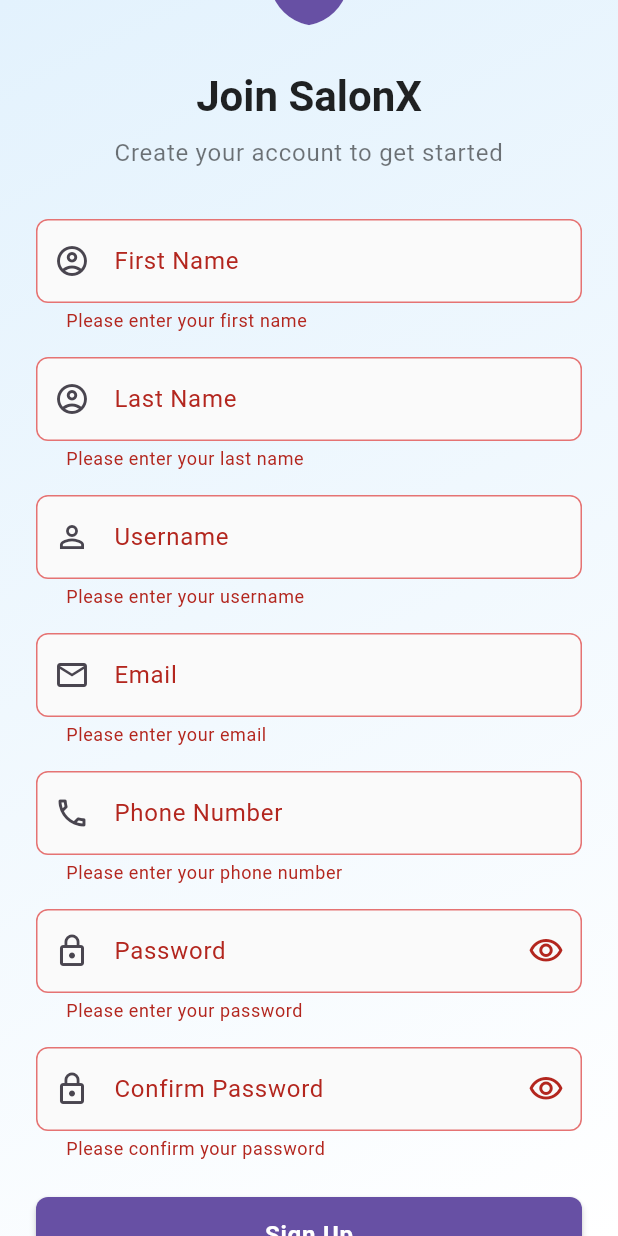
After one commit to James-Edward-Ntigwimbugwa/salon_queue_and_service_flutter_app, a Flutter app: the RegisterScreen screen opened by its route, scrolled down 66 dp, after a tap on "Sign Up", on a phone screen of 412 x 824 dp. The commit adds this screen. Run offline on Flutter 3.47's test engine with Material 3 defaults, Android fonts, the phone set to English and light mode, and no system bars; our stand-ins replace device_preview, dio; accounts and stored records are empty.

Commit message:
second commit

```diff
--- a/lib/core/constants.dart
+++ b/lib/core/constants.dart
@@ -1,6 +1,6 @@
 class AppConstants {
   // Base URL for API
-  static const String baseUrl = "https://api.example.com";
+  static const String baseUrl = "http://localhost:8000";
 
   // Authentication Endpoints
   static const String login = "/api/accounts/login/";
@@ -20,7 +20,8 @@
 
   // Notifications Endpoints
   static const String notifications = "/api/notifications/";
-  static const String notificationPreferences = "/api/notifications/preferences/";
+  static const String notificationPreferences =
+      "/api/notifications/preferences/";
 
   // Payments Endpoints
   static const String payments = "/api/payments/";
--- a/lib/data/models/user.dart
+++ b/lib/data/models/user.dart
@@ -21,12 +21,7 @@
   }
 
   Map<String, dynamic> toJson() {
-    return {
-      'id': id,
-      'email': email,
-      'full_name': fullName,
-      'token': token,
-    };
+    return {'id': id, 'email': email, 'full_name': fullName, 'token': token};
   }
 
   @override
@@ -34,12 +29,7 @@
     return 'User(id: $id, email: $email, fullName: $fullName)';
   }
 
-  User copyWith({
-    int? id,
-    String? email,
-    String? fullName,
-    String? token,
-  }) {
+  User copyWith({int? id, String? email, String? fullName, String? token}) {
     return User(
       id: id ?? this.id,
       email: email ?? this.email,
--- a/lib/data/services/auth_service.dart
+++ b/lib/data/services/auth_service.dart
@@ -3,7 +3,8 @@
 import '../models/user.dart';
 
 class AuthService {
-  static final Dio _dio = Dio(BaseOptions(
+  static final Dio _dio = Dio(
+    BaseOptions(
       baseUrl: AppConstants.baseUrl,
       connectTimeout: const Duration(seconds: 10),
       receiveTimeout: const Duration(seconds: 10),
@@ -11,12 +12,59 @@
         'Content-Type': 'application/json',
         'Accept': 'application/json',
       },
-  ));
+    ),
+  );
+
+  Future<Map<String, dynamic>> register(
+    String username,
+    String email,
+    String firstName,
+    String lastName,
+    String phoneNumber,
+    String password,
+    String confirmPassword,
+  ) async {
+    try {
+      Object data =  {
+          'username': username,
+          'email': email,
+          'first_name': firstName,
+          'last_name': lastName,
+          'phone_number': phoneNumber,
+          'role': 'customer',
+          'password_confirm': confirmPassword,
+          'password': password,
+        };
+
+      final response = await _dio.post(
+        AppConstants.register,
+        data: data,
+      );
+      final responseData = response.data;
+
+      if (response.statusCode == 201 || response.statusCode == 200) {
+        // Registration successful
+        return {
+          'success': true,
+          'data': responseData,
+          'message': responseData['message'] ?? 'Registration successful',
+        };
+      } else {
+        return {
+          'success': false,
+          'error': responseData['message'] ?? 'Registration failed',
+        };
+      }
+    } catch (e) {
+      return {'success': false, 'error': 'Network error: ${e.toString()}'};
+    }
+  }
 
   // Initialize Dio with interceptors for logging and error handling
   static void initializeDio({String? token}) {
     _dio.interceptors.clear();
-    _dio.interceptors.add(InterceptorsWrapper(
+    _dio.interceptors.add(
+      InterceptorsWrapper(
         onRequest: (options, handler) {
           // Add auth token if available
           if (token != null) {
@@ -32,18 +80,16 @@
           }
           return handler.next(error);
         },
-    ));
+      ),
+    );
   }
 
   // Login user
-  static Future<User> login(String email, String password) async {
+  static Future<User> login(String username, String password) async {
     try {
       final response = await _dio.post(
         AppConstants.login,
-        data: {
-          'email': email,
-          'password': password,
-        },
+        data: {'username': username, 'password': password},
       );
 
       if (response.statusCode == 200 || response.statusCode == 201) {
@@ -60,7 +106,8 @@
       if (e.response?.data != null && e.response?.data['detail'] != null) {
         errorMessage = e.response?.data['detail'];
       } else if (e.type == DioExceptionType.connectionTimeout) {
-        errorMessage = 'Connection timeout. Please check your internet connection.';
+        errorMessage =
+            'Connection timeout. Please check your internet connection.';
       } else if (e.type == DioExceptionType.receiveTimeout) {
         errorMessage = 'Server is not responding. Please try again later.';
       }
--- /dev/null
+++ b/lib/ui/screens/register_screen.dart
@@ -0,0 +1,382 @@
+import 'package:flutter/material.dart';
+import 'package:provider/provider.dart';
+import '../../data/providers/auth_provider.dart';
+import '../widgets/custom_button.dart';
+
+class RegisterScreen extends StatefulWidget {
+  const RegisterScreen({super.key});
+
+  @override
+  State<RegisterScreen> createState() => _RegisterScreenState();
+}
+
+class _RegisterScreenState extends State<RegisterScreen> {
+  final _formKey = GlobalKey<FormState>();
+  final _usernameController = TextEditingController();
+  final _emailController = TextEditingController();
+  final _passwordController = TextEditingController();
+  final _confirmPasswordController = TextEditingController();
+  final _phoneNumberController = TextEditingController();
+  final _firstNameController = TextEditingController();
+  final _lastNameController = TextEditingController();
+
+  bool _obscurePassword = true;
+  bool _obscureConfirmPassword = true;
+
+  @override
+  void dispose() {
+    _usernameController.dispose();
+    _emailController.dispose();
+    _passwordController.dispose();
+    _confirmPasswordController.dispose();
+    _phoneNumberController.dispose();
+    _firstNameController.dispose();
+    _lastNameController.dispose();
+    super.dispose();
+  }
+
+  Future<void> _handleRegister() async {
+    if (_formKey.currentState?.validate() ?? false) {
+      final success = await context.read<AuthProvider>().register(
+        _usernameController.text.trim(),
+        _emailController.text.trim(),
+        _firstNameController.text.trim(),
+        _lastNameController.text.trim(),
+        _phoneNumberController.text.trim(),
+        _passwordController.text.trim(),
+        _confirmPasswordController.text.trim(),
+      );
+
+      if (success && mounted) {
+        // Show success message
+        ScaffoldMessenger.of(context).showSnackBar(
+          const SnackBar(
+            content: Text('Registration successful! Please sign in.'),
+            backgroundColor: Colors.green,
+          ),
+        );
+        // Navigate to login screen
+        Navigator.pushReplacementNamed(context, '/login');
+      }
+    }
+  }
+
+  @override
+  Widget build(BuildContext context) {
+    final authProvider = context.watch<AuthProvider>();
+    final size = MediaQuery.of(context).size;
+
+    return Scaffold(
+      body: Container(
+        decoration: BoxDecoration(
+          gradient: LinearGradient(
+            begin: Alignment.topLeft,
+            end: Alignment.bottomRight,
+            colors: [Colors.blue.shade50, Colors.white],
+          ),
+        ),
+        child: SafeArea(
+          child: SingleChildScrollView(
+            padding: const EdgeInsets.all(24.0),
+            child: Container(
+              constraints: BoxConstraints(
+                maxWidth: size.width > 400 ? 400 : size.width,
+              ),
+              child: Column(
+                mainAxisAlignment: MainAxisAlignment.center,
+                crossAxisAlignment: CrossAxisAlignment.stretch,
+                children: [
+                  // Logo and Title
+                  Icon(
+                    Icons.spa_rounded,
+                    size: 64,
+                    color: Theme.of(context).primaryColor,
+                  ),
+                  const SizedBox(height: 24),
+                  Text(
+                    'Join SalonX',
+                    style: Theme.of(context).textTheme.headlineMedium?.copyWith(
+                      fontWeight: FontWeight.bold,
+                      color: Colors.black87,
+                    ),
+                    textAlign: TextAlign.center,
+                  ),
+                  const SizedBox(height: 8),
+                  Text(
+                    'Create your account to get started',
+                    style: Theme.of(context).textTheme.bodyLarge?.copyWith(
+                      color: Colors.black54,
+                    ),
+                    textAlign: TextAlign.center,
+                  ),
+                  const SizedBox(height: 32),
+
+                  // Registration Form
+                  Form(
+                    key: _formKey,
+                    child: Column(
+                      crossAxisAlignment: CrossAxisAlignment.stretch,
+                      children: [
+                        // First Name Field
+                        TextFormField(
+                          controller: _firstNameController,
+                          textCapitalization: TextCapitalization.words,
+                          decoration: CustomInputDecoration.get(
+                            labelText: 'First Name',
+                            hintText: 'Enter your first name',
+                            prefixIcon: Icons.account_circle_outlined,
+                          ),
+                          validator: (value) {
+                            if (value == null || value.isEmpty) {
+                              return 'Please enter your first name';
+                            }
+                            if (value.length < 2) {
+                              return 'First name must be at least 2 characters';
+                            }
+                            return null;
+                          },
+                        ),
+                        const SizedBox(height: 16),
+
+                        // Last Name Field
+                        TextFormField(
+                          controller: _lastNameController,
+                          textCapitalization: TextCapitalization.words,
+                          decoration: CustomInputDecoration.get(
+                            labelText: 'Last Name',
+                            hintText: 'Enter your last name',
+                            prefixIcon: Icons.account_circle_outlined,
+                          ),
+                          validator: (value) {
+                            if (value == null || value.isEmpty) {
+                              return 'Please enter your last name';
+                            }
+                            if (value.length < 2) {
+                              return 'Last name must be at least 2 characters';
+                            }
+                            return null;
+                          },
+                        ),
+                        const SizedBox(height: 16),
+
+                        // Username Field
+                        TextFormField(
+                          controller: _usernameController,
+                          decoration: CustomInputDecoration.get(
+                            labelText: 'Username',
+                            hintText: 'Enter your username',
+                            prefixIcon: Icons.person_outline,
+                          ),
+                          validator: (value) {
+                            if (value == null || value.isEmpty) {
+                              return 'Please enter your username';
+                            }
+                            if (value.length < 3) {
+                              return 'Username must be at least 3 characters';
+                            }
+                            if (value.length > 20) {
+                              return 'Username must be less than 20 characters';
+                            }
+                            // Check for valid characters (alphanumeric and underscore)
+                            if (!RegExp(r'^[a-zA-Z0-9_]+$').hasMatch(value)) {
+                              return 'Username can only contain letters, numbers, and underscores';
+                            }
+                            return null;
+                          },
+                        ),
+                        const SizedBox(height: 16),
+
+                        // Email Field
+                        TextFormField(
+                          controller: _emailController,
+                          keyboardType: TextInputType.emailAddress,
+                          decoration: CustomInputDecoration.get(
+                            labelText: 'Email',
+                            hintText: 'Enter your email',
+                            prefixIcon: Icons.email_outlined,
+                          ),
+                          validator: (value) {
+                            if (value == null || value.isEmpty) {
+                              return 'Please enter your email';
+                            }
+                            if (!RegExp(r'^[\w-\.]+@([\w-]+\.)+[\w-]{2,4}$')
+                                .hasMatch(value)) {
+                              return 'Please enter a valid email';
+                            }
+                            return null;
+                          },
+                        ),
+                        const SizedBox(height: 16),
+
+                        // Phone Number Field
+                        TextFormField(
+                          controller: _phoneNumberController,
+                          keyboardType: TextInputType.phone,
+                          decoration: CustomInputDecoration.get(
+                            labelText: 'Phone Number',
+                            hintText: 'Enter your phone number',
+                            prefixIcon: Icons.phone_outlined,
+                          ),
+                          validator: (value) {
+                            if (value == null || value.isEmpty) {
+                              return 'Please enter your phone number';
+                            }
+                            // More flexible phone validation
+                            if (!RegExp(r'^\+?\d{7,15}$').hasMatch(value.replaceAll(RegExp(r'[\s\-\(\)]'), ''))) {
+                              return 'Please enter a valid phone number';
+                            }
+                            return null;
+                          },
+                        ),
+                        const SizedBox(height: 16),
+
+                        // Password Field
+                        TextFormField(
+                          controller: _passwordController,
+                          obscureText: _obscurePassword,
+                          decoration: CustomInputDecoration.get(
+                            labelText: 'Password',
+                            hintText: 'Enter your password',
+                            prefixIcon: Icons.lock_outline,
+                            suffixIcon: IconButton(
+                              icon: Icon(
+                                _obscurePassword
+                                    ? Icons.visibility_outlined
+                                    : Icons.visibility_off_outlined,
+                              ),
+                              onPressed: () {
+                                setState(() {
+                                  _obscurePassword = !_obscurePassword;
+                                });
+                              },
+                            ),
+                          ),
+                          validator: (value) {
+                            if (value == null || value.isEmpty) {
+                              return 'Please enter your password';
+                            }
+                            if (value.length < 8) {
+                              return 'Password must be at least 8 characters';
+                            }
+                            // Check for at least one uppercase, one lowercase, and one number
+                            if (!RegExp(r'^(?=.*[a-z])(?=.*[A-Z])(?=.*\d)').hasMatch(value)) {
+                              return 'Password must contain uppercase, lowercase, and number';
+                            }
+                            return null;
+                          },
+                        ),
+                        const SizedBox(height: 16),
+
+                        // Confirm Password Field
+                        TextFormField(
+                          controller: _confirmPasswordController,
+                          obscureText: _obscureConfirmPassword,
+                          decoration: CustomInputDecoration.get(
+                            labelText: 'Confirm Password',
+                            hintText: 'Confirm your password',
+                            prefixIcon: Icons.lock_outline,
+                            suffixIcon: IconButton(
+                              icon: Icon(
+                                _obscureConfirmPassword
+                                    ? Icons.visibility_outlined
+                                    : Icons.visibility_off_outlined,
+                              ),
+                              onPressed: () {
+                                setState(() {
+                                  _obscureConfirmPassword = !_obscureConfirmPassword;
+                                });
+                              },
+                            ),
+                          ),
+                          validator: (value) {
+                            if (value == null || value.isEmpty) {
+                              return 'Please confirm your password';
+                            }
+                            if (value != _passwordController.text) {
+                              return 'Passwords do not match';
+                            }
+                            return null;
+                          },
+                        ),
+                        const SizedBox(height: 24),
+
+                        // Error Message
+                        if (authProvider.errorMessage != null)
+                          Container(
+                            margin: const EdgeInsets.only(bottom: 16),
+                            padding: const EdgeInsets.all(12),
+                            decoration: BoxDecoration(
+                              color: Theme.of(context).colorScheme.error.withOpacity(0.1),
+                              borderRadius: BorderRadius.circular(8),
+                              border: Border.all(
+                                color: Theme.of(context).colorScheme.error.withOpacity(0.3),
+                              ),
+                            ),
+                            child: Row(
+                              children: [
+                                Icon(
+                                  Icons.error_outline,
+                                  color: Theme.of(context).colorScheme.error,
+                                  size: 20,
+                                ),
+                                const SizedBox(width: 8),
+                                Expanded(
+                                  child: Text(
+                                    authProvider.errorMessage!,
+                                    style: TextStyle(
+                                      color: Theme.of(context).colorScheme.error,
+                                      fontSize: 14,
+                                    ),
+                                  ),
+                                ),
+                              ],
+                            ),
+                          ),
+
+                        // Register Button
+                        CustomButton(
+                          text: 'Sign Up',
+                          onPressed: _handleRegister,
+                          isLoading: authProvider.isLoading,
+                        ),
+                        const SizedBox(height: 24),
+
+                        // Login Link
+                        TextButton(
+                          onPressed: () {
+                            Navigator.pushReplacementNamed(context, '/login');
+                          },
+                          child: RichText(
+                            textAlign: TextAlign.center,
+                            text: TextSpan(
+                              text: "Already have an account? ",
+                              style: TextStyle(
+                                color: Colors.grey[600],
+                                fontSize: 16,
+                              ),
+                              children: [
+                                TextSpan(
+                                  text: 'Sign In',
+                                  style: TextStyle(
+                                    color: Theme.of(context).primaryColor,
+                                    fontWeight: FontWeight.bold,
+                                    fontSize: 16,
+                                  ),
+                                ),
+                              ],
+                            ),
+                          ),
+                        ),
+                        const SizedBox(height: 20), // Extra padding at bottom
+                      ],
+                    ),
+                  ),
+                ],
+              ),
+            ),
+          ),
+        ),
+      ),
+    );
+  }
+}
--- a/lib/ui/widgets/custom_button.dart
+++ b/lib/ui/widgets/custom_button.dart
@@ -13,7 +13,7 @@
   final IconData? icon;
 
   const CustomButton({
-    Key? key,
+    super.key,
     required this.text,
     required this.onPressed,
     this.isLoading = false,
@@ -24,7 +24,7 @@
     this.borderRadius = 8,
     this.padding = const EdgeInsets.symmetric(horizontal: 16),
     this.icon,
-  }) : super(key: key);
+  });
 
   @override
   Widget build(BuildContext context) {
@@ -44,7 +44,8 @@
           ),
           elevation: 2,
         ),
-        child: isLoading
+        child:
+            isLoading
                 ? const SizedBox(
                   height: 20,
                   width: 20,
--- a/pubspec.yaml
+++ b/pubspec.yaml
@@ -34,6 +34,7 @@
   dio: ^5.3.2
   flutter_svg: ^2.0.7
   cupertino_icons: ^1.0.8
+  device_preview: ^1.2.0
 
 dev_dependencies:
   flutter_test:
```
Also changed, not shown: lib/data/providers/auth_provider.dart (+47 -2 lines), lib/main.dart (+17 -12 lines), lib/ui/screens/login_screen.dart (+18 -20 lines), pubspec.lock, 2 other files. Lines whose indentation alone changed are shown as unchanged.
